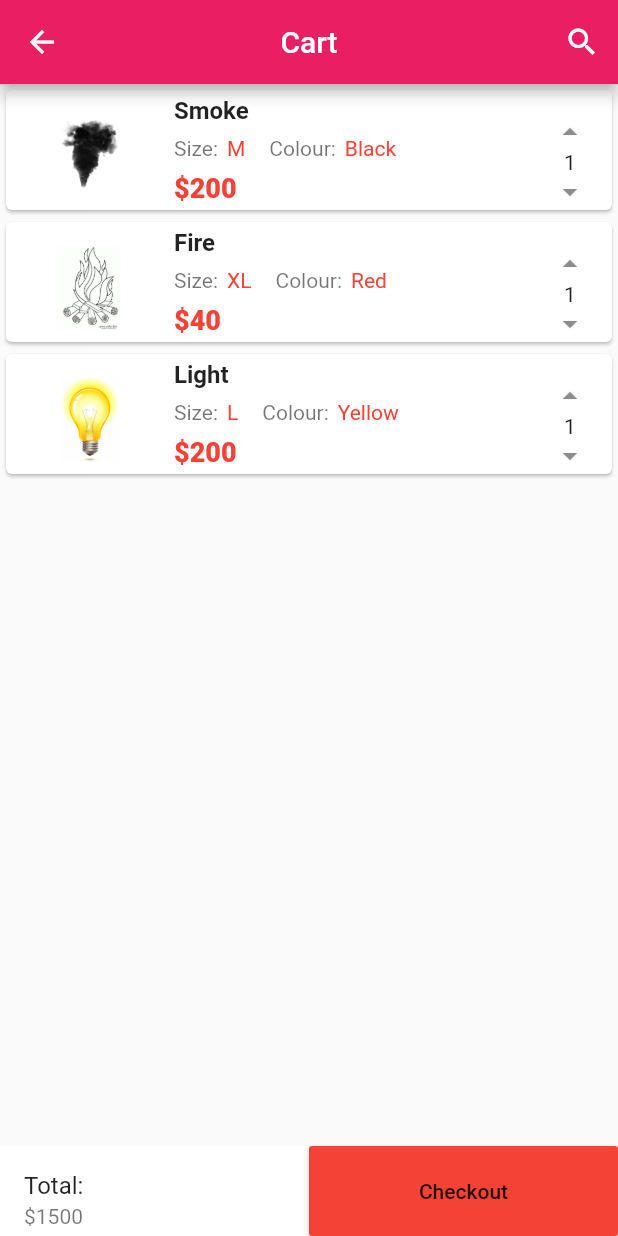
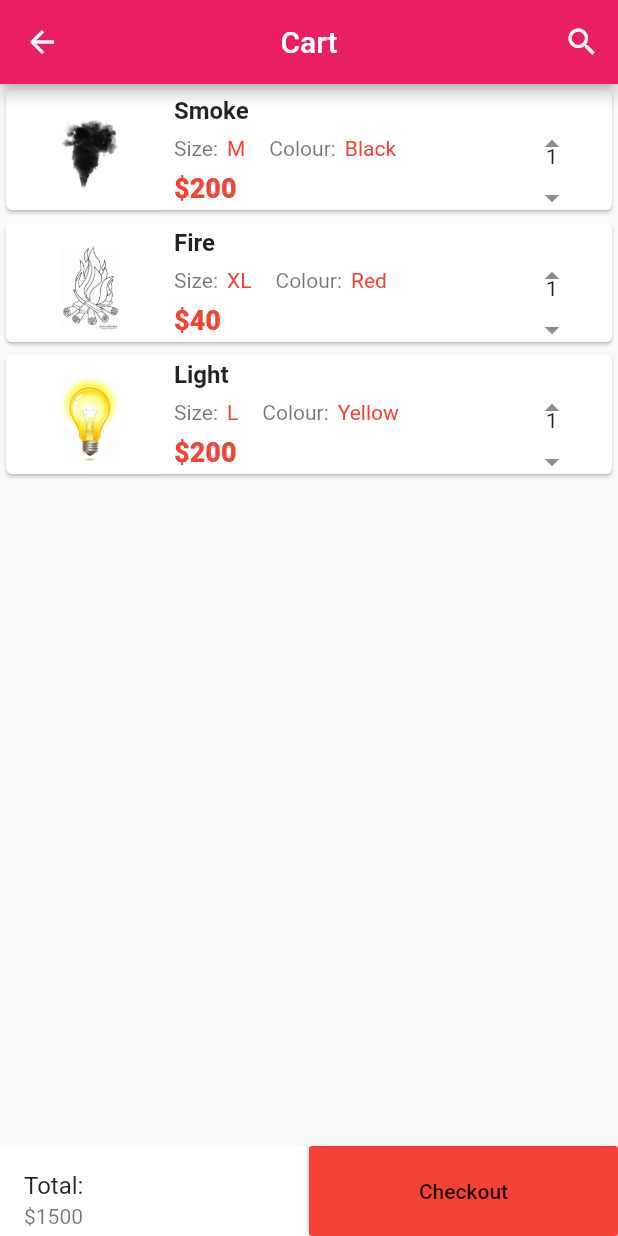
Before and after one commit to LordOlumide/ecommerce_app, a Flutter app: the CartScreen screen opened directly, on a phone screen of 412 x 824 dp. Run offline on Flutter 3.47's test engine with Material 2 defaults, Android fonts, the light colour scheme and no system bars; our stand-ins replace carousel_slider.

Commit message:
Cart product finished

```diff
--- a/lib/components/cart_products.dart
+++ b/lib/components/cart_products.dart
@@ -135,25 +135,20 @@ class SingleCartProduct extends StatelessWidget {
 
 // ========== This section is for the quantity ===========
         trailing: Column(
+          mainAxisAlignment: MainAxisAlignment.spaceEvenly,
           children: [
-            IconButton(
-              padding: EdgeInsets.all(0),
-              constraints: BoxConstraints(
-                minWidth: 15,
-                minHeight: 15
+            Flexible(
+              child: IconButton(
+                onPressed: () {},
+                icon: Icon(Icons.arrow_drop_up),
               ),
-              onPressed: () {},
-              icon: Icon(Icons.arrow_drop_up),
             ),
             Text('$cart_product_quantity'),
-            IconButton(
-              padding: EdgeInsets.all(0),
-              constraints: BoxConstraints(
-                  minWidth: 15,
-                  minHeight: 15
+            Flexible(
+              child: IconButton(
+                onPressed: () {},
+                icon: Icon(Icons.arrow_drop_down),
               ),
-              onPressed: () {},
-              icon: Icon(Icons.arrow_drop_down),
             ),
           ],
         ),
```
